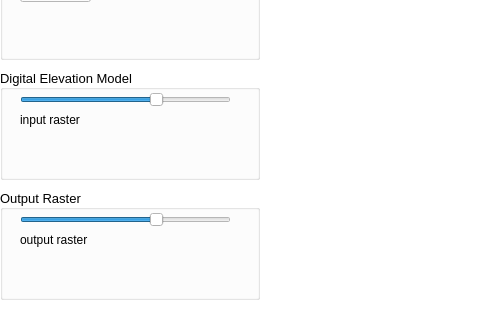
gaowudao/CRITERIA3D, file bin/CRITERIA3D/mainwindow.ui: the form before one commit; both pictures show x 0 to 480 and y 211 to 531 of the 1280 by 700 pixel window.
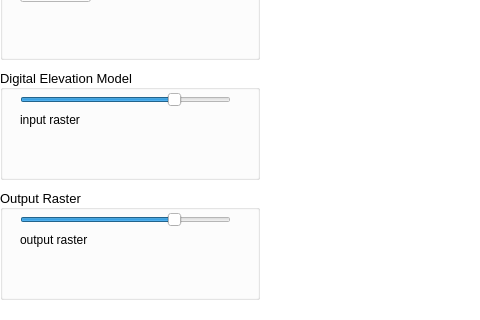
The form after the commit.

The edit to the form file:
```diff
--- a/bin/CRITERIA3D/mainwindow.ui
+++ b/bin/CRITERIA3D/mainwindow.ui
@@ -1001,7 +1001,7 @@
       <number>100</number>
      </property>
      <property name="value">
-      <number>66</number>
+      <number>75</number>
      </property>
      <property name="orientation">
       <enum>Qt::Horizontal</enum>
@@ -1586,7 +1586,7 @@
       <number>100</number>
      </property>
      <property name="value">
-      <number>66</number>
+      <number>75</number>
      </property>
      <property name="orientation">
       <enum>Qt::Horizontal</enum>
```
Left out of the diff: 2 changed lines with no effect on the pictures.
